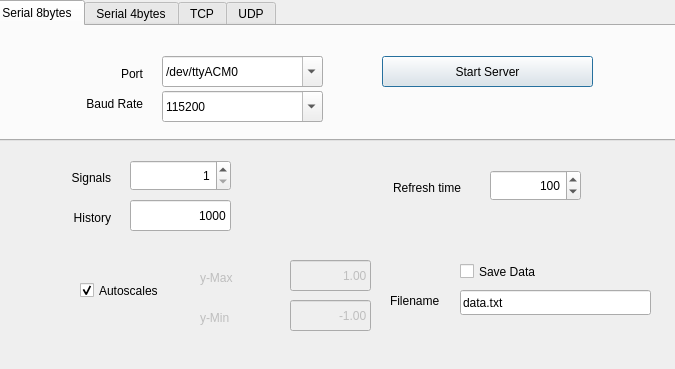
Qt form BlockEditor/pyplt.ui (robertobucher/pysimCoder) before a commit.
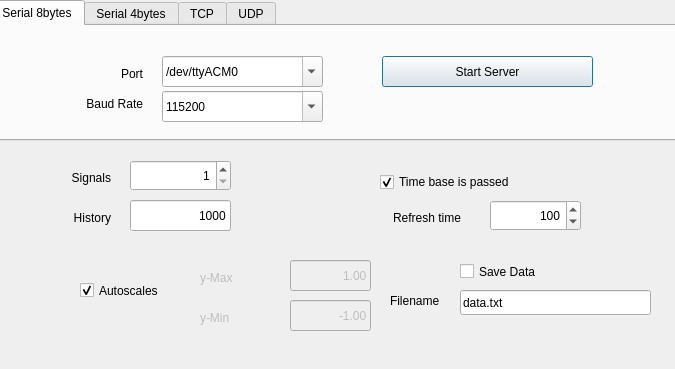
The same form after that commit.

Commit message: New approach to scopes time or sample based

Diff of the .ui file:
```diff
--- a/BlockEditor/pyplt.ui
+++ b/BlockEditor/pyplt.ui
@@ -55,7 +55,7 @@
    <property name="geometry">
     <rect>
      <x>350</x>
-     <y>180</y>
+     <y>210</y>
      <width>111</width>
      <height>16</height>
     </rect>
@@ -103,7 +103,7 @@
    <property name="geometry">
     <rect>
      <x>490</x>
-     <y>170</y>
+     <y>200</y>
      <width>91</width>
      <height>31</height>
     </rect>
@@ -636,6 +636,22 @@
     <string>data.txt</string>
    </property>
   </widget>
+  <widget class="QCheckBox" name="ckTimeEnabled">
+   <property name="geometry">
+    <rect>
+     <x>380</x>
+     <y>170</y>
+     <width>181</width>
+     <height>24</height>
+    </rect>
+   </property>
+   <property name="text">
+    <string>Time base is passed</string>
+   </property>
+   <property name="checked">
+    <bool>true</bool>
+   </property>
+  </widget>
  </widget>
  <resources/>
  <connections/>
```
The commit also changes 5 other files.
